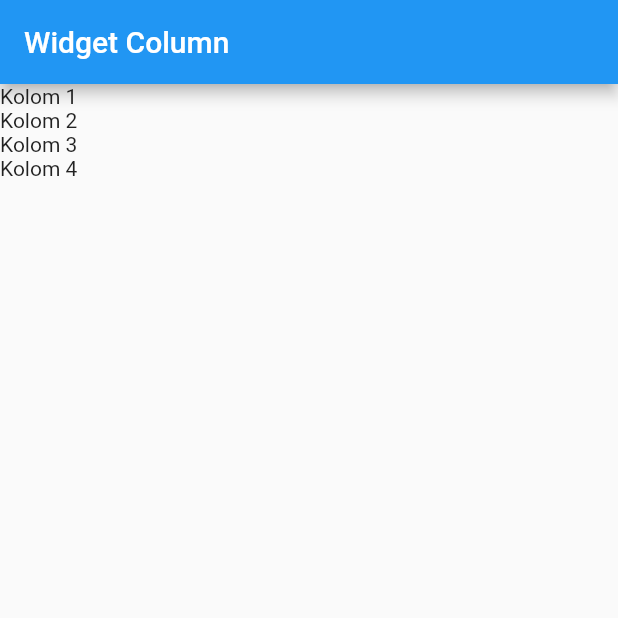
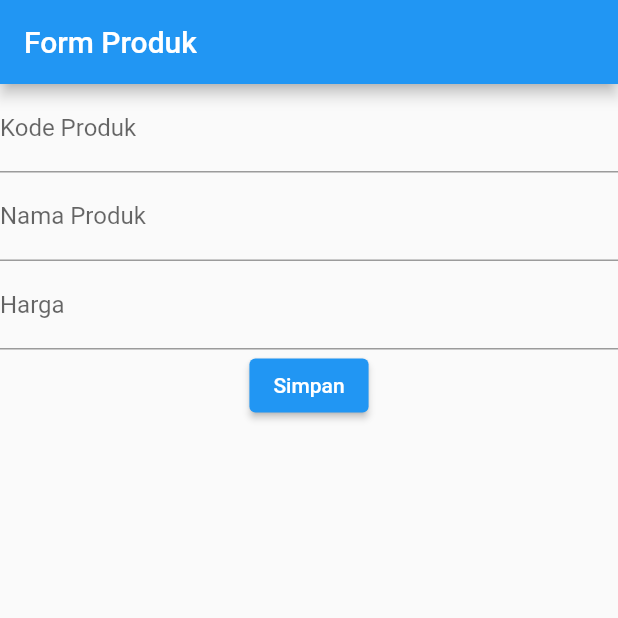
Before and after one commit to galihfaajar/firstflutter, a Flutter app: the screen it shows after launch, on a phone screen of 412 x 824 dp, the top half of it. Run offline on Flutter 3.47's test engine with Material 2 defaults, Android fonts, the phone set to English and light mode, and no system bars.

Commit message:
update code

```diff
--- a/lib/main.dart
+++ b/lib/main.dart
@@ -4,6 +4,8 @@ import 'package:flutter/cupertino.dart';
 import 'package:flutter/material.dart';
 import 'package:galih1/column_widget.dart';
 import 'package:galih1/hello_world.dart';
+import 'package:galih1/row_widget.dart';
+import 'package:galih1/ui/produk_form.dart';
 
 void main() {
   runApp(const MyApp());
@@ -16,7 +18,7 @@ class MyApp extends StatelessWidget {
   Widget build(BuildContext context) {
     return MaterialApp(
       title: "Aplikasi Flutter Pertama",
-      home: ColumnWidget(),
+      home: ProdukForm(),
     );
   }
 }
--- /dev/null
+++ b/lib/ui/produk_form.dart
@@ -0,0 +1,31 @@
+import 'package:flutter/cupertino.dart';
+import 'package:flutter/material.dart';
+
+class ProdukForm extends StatefulWidget {
+  const ProdukForm({Key? key}) : super(key: key);
+
+  @override
+  _ProdukFormState createState()=>_ProdukFormState();
+}
+
+class _ProdukFormState extends State<ProdukForm>{
+  @override
+  Widget build(BuildContext context) {
+    // TODO: implement build
+    return Scaffold(
+      appBar: AppBar(
+        title: const Text('Form Produk'),
+      ),
+      body: SingleChildScrollView(
+        child: Column(
+          children: [
+            TextField(decoration: const InputDecoration(labelText: "Kode Produk")),
+            TextField(decoration: const InputDecoration(labelText: "Nama Produk")),
+            TextField(decoration: const InputDecoration(labelText: "Harga")),
+            ElevatedButton(onPressed: () {}, child: const Text('Simpan'))
+          ],
+        ),
+      ),
+    );
+  }
+}
```
Also changed, not shown: lib/hello_world.dart (+8 -3 lines), lib/row_widget.dart (added, +22 -0 lines).
